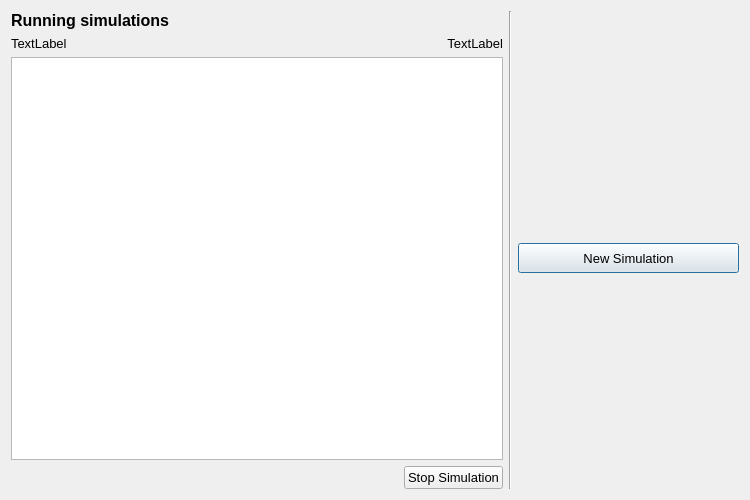
Before: the Qt Designer form threedi_api_qgis_client/ui/sim_overview.ui in nens/threedi-api-qgis-client, drawn with Qt 5.
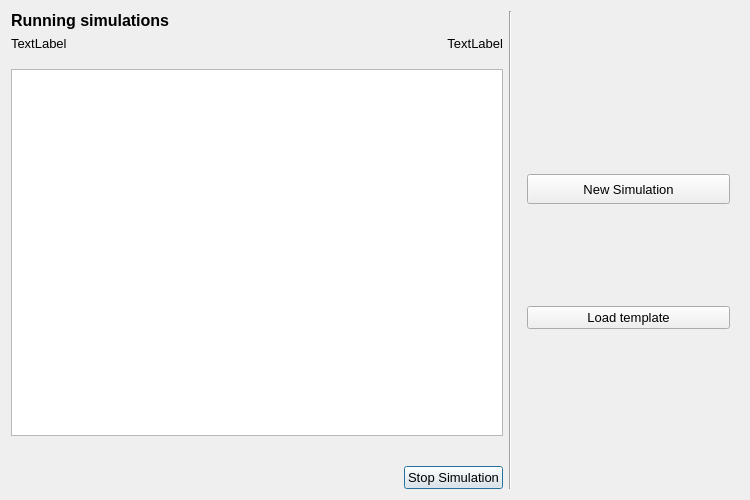
After: the same form once the commit is applied.

```diff
--- a/threedi_api_qgis_client/ui/sim_overview.ui
+++ b/threedi_api_qgis_client/ui/sim_overview.ui
@@ -29,6 +29,26 @@
    <string>Simulation overview</string>
   </property>
   <layout class="QGridLayout" name="gridLayout">
+   <item row="9" column="1">
+    <spacer name="horizontalSpacer">
+     <property name="orientation">
+      <enum>Qt::Horizontal</enum>
+     </property>
+     <property name="sizeHint" stdset="0">
+      <size>
+       <width>184</width>
+       <height>22</height>
+      </size>
+     </property>
+    </spacer>
+   </item>
+   <item row="9" column="2">
+    <widget class="QPushButton" name="pb_stop_sim">
+     <property name="text">
+      <string>Stop Simulation</string>
+     </property>
+    </widget>
+   </item>
    <item row="0" column="0">
     <widget class="QLabel" name="label">
      <property name="font">
@@ -44,7 +64,7 @@
      </property>
     </widget>
    </item>
-   <item row="0" column="3" rowspan="4">
+   <item row="0" column="3" rowspan="10">
     <widget class="Line" name="line">
      <property name="sizePolicy">
       <sizepolicy hsizetype="Fixed" vsizetype="Expanding">
@@ -57,10 +77,10 @@
      </property>
     </widget>
    </item>
-   <item row="1" column="0">
-    <widget class="QLabel" name="label_user">
-     <property name="text">
-      <string>TextLabel</string>
+   <item row="4" column="0" colspan="3">
+    <widget class="QTreeView" name="tv_sim_tree">
+     <property name="editTriggers">
+      <set>QAbstractItemView::NoEditTriggers</set>
      </property>
     </widget>
    </item>
@@ -77,40 +97,14 @@
      </property>
     </widget>
    </item>
-   <item row="2" column="0" colspan="3">
-    <widget class="QTreeView" name="tv_sim_tree">
-     <property name="editTriggers">
-      <set>QAbstractItemView::NoEditTriggers</set>
-     </property>
-    </widget>
-   </item>
-   <item row="2" column="4">
-    <widget class="QPushButton" name="pb_new_sim">
-     <property name="sizePolicy">
-      <sizepolicy hsizetype="Preferred" vsizetype="Fixed">
-       <horstretch>0</horstretch>
-       <verstretch>0</verstretch>
-      </sizepolicy>
-     </property>
-     <property name="minimumSize">
-      <size>
-       <width>0</width>
-       <height>30</height>
-      </size>
-     </property>
+   <item row="1" column="0">
+    <widget class="QLabel" name="label_user">
      <property name="text">
-      <string>New Simulation</string>
+      <string>TextLabel</string>
      </property>
     </widget>
    </item>
-   <item row="3" column="2">
-    <widget class="QPushButton" name="pb_stop_sim">
-     <property name="text">
-      <string>Stop Simulation</string>
-     </property>
-    </widget>
-   </item>
-   <item row="3" column="4">
+   <item row="9" column="5">
     <spacer name="horizontalSpacer_2">
      <property name="orientation">
       <enum>Qt::Horizontal</enum>
@@ -126,18 +120,43 @@
      </property>
     </spacer>
    </item>
-   <item row="3" column="1">
-    <spacer name="horizontalSpacer">
-     <property name="orientation">
-      <enum>Qt::Horizontal</enum>
-     </property>
-     <property name="sizeHint" stdset="0">
+   <item row="4" column="5">
+    <widget class="QWidget" name="widget" native="true">
+     <property name="baseSize">
       <size>
-       <width>184</width>
-       <height>22</height>
+       <width>0</width>
+       <height>10</height>
       </size>
      </property>
-    </spacer>
+     <layout class="QGridLayout" name="gridLayout_2">
+      <item row="0" column="0">
+       <widget class="QPushButton" name="pb_new_sim">
+        <property name="sizePolicy">
+         <sizepolicy hsizetype="Preferred" vsizetype="Fixed">
+          <horstretch>0</horstretch>
+          <verstretch>0</verstretch>
+         </sizepolicy>
+        </property>
+        <property name="minimumSize">
+         <size>
+          <width>0</width>
+          <height>30</height>
+         </size>
+        </property>
+        <property name="text">
+         <string>New Simulation</string>
+        </property>
+       </widget>
+      </item>
+      <item row="1" column="0">
+       <widget class="QPushButton" name="pb_load_template">
+        <property name="text">
+         <string>Load template</string>
+        </property>
+       </widget>
+      </item>
+     </layout>
+    </widget>
    </item>
   </layout>
  </widget>
```
